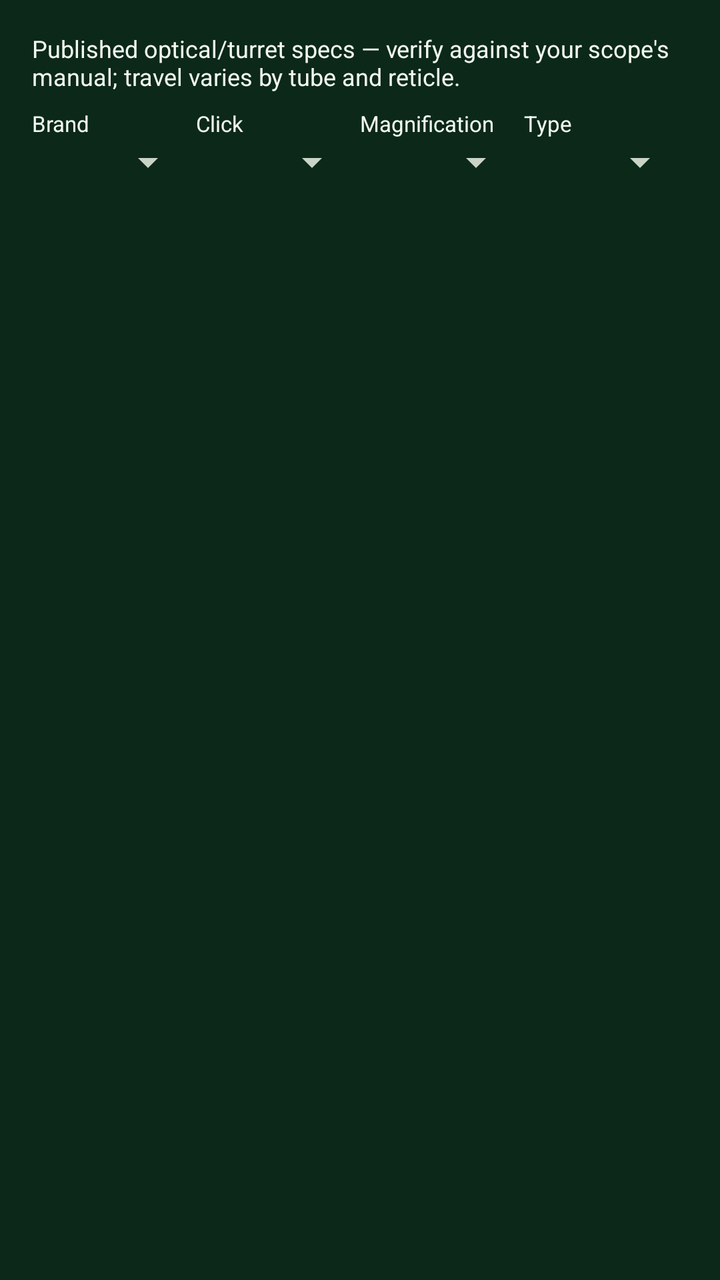
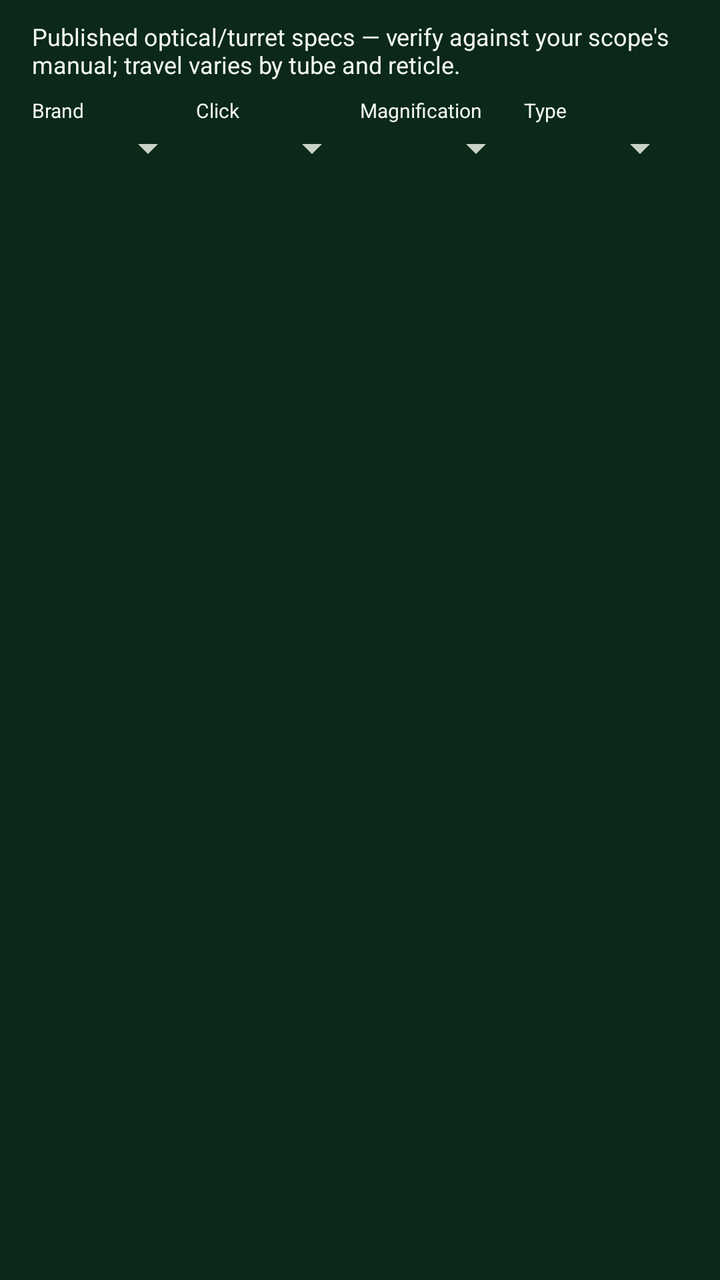

Before-and-after screenshots of an Android layout around one commit, followed by the original layout XML and the change that was made.
<!-- AndroidManifest.xml: application theme Theme.STS -->
<!-- res/layout/dialog_scope_catalog.xml -->
<?xml version="1.0" encoding="utf-8"?>
<LinearLayout xmlns:android="http://schemas.android.com/apk/res/android"
    android:layout_width="match_parent" android:layout_height="wrap_content"
    android:orientation="vertical" android:padding="16dp">
    <TextView android:textColor="?android:attr/textColorPrimary" android:text="Published optical/turret specs — verify against your scope's manual; travel varies by tube and reticle."
        android:textSize="12sp" android:layout_marginBottom="8dp"
        android:layout_width="match_parent" android:layout_height="wrap_content"/>
    <LinearLayout android:layout_width="match_parent" android:layout_height="wrap_content" android:orientation="horizontal">
        <LinearLayout android:layout_width="0dp" android:layout_weight="1" android:layout_height="wrap_content" android:orientation="vertical">
            <TextView android:textColor="?android:attr/textColorPrimary" android:text="Brand" android:textSize="11sp" android:layout_width="wrap_content" android:layout_height="wrap_content"/>
            <Spinner android:id="@+id/spScBrand" android:layout_width="match_parent" android:layout_height="wrap_content"/>
        </LinearLayout>
        <LinearLayout android:layout_width="0dp" android:layout_weight="1" android:layout_height="wrap_content" android:orientation="vertical">
            <TextView android:textColor="?android:attr/textColorPrimary" android:text="Click" android:textSize="11sp" android:layout_width="wrap_content" android:layout_height="wrap_content"/>
            <Spinner android:id="@+id/spScClick" android:layout_width="match_parent" android:layout_height="wrap_content"/>
        </LinearLayout>
        <LinearLayout android:layout_width="0dp" android:layout_weight="1" android:layout_height="wrap_content" android:orientation="vertical">
            <TextView android:textColor="?android:attr/textColorPrimary" android:text="Magnification" android:textSize="11sp" android:layout_width="wrap_content" android:layout_height="wrap_content"/>
            <Spinner android:id="@+id/spScMag" android:layout_width="match_parent" android:layout_height="wrap_content"/>
        </LinearLayout>
        <LinearLayout android:layout_width="0dp" android:layout_weight="1" android:layout_height="wrap_content" android:orientation="vertical">
            <TextView android:textColor="?android:attr/textColorPrimary" android:text="Type" android:textSize="11sp" android:layout_width="wrap_content" android:layout_height="wrap_content"/>
            <Spinner android:id="@+id/spScFamily" android:layout_width="match_parent" android:layout_height="wrap_content"/>
        </LinearLayout>
    </LinearLayout>
    <TextView android:textColor="?android:attr/textColorSecondary" android:id="@+id/tvScCount" android:textSize="11sp" android:layout_marginTop="6dp"
        android:layout_width="wrap_content" android:layout_height="wrap_content"/>
    <ListView android:id="@+id/lvScResults"
        android:layout_width="match_parent" android:layout_height="320dp" android:layout_marginTop="4dp"/>
</LinearLayout>
<!-- resources referenced by this layout -->
<resources>
  <style name="Theme.STS" parent="Theme.STS.Dark" />
  <style name="Theme.STS.Dark" parent="Theme.STS.Base">
          <item name="android:windowBackground">@color/dark_bg</item>
          <item name="colorSurface">@color/dark_surface</item>
          <item name="colorPrimary">@color/dark_accent</item>
          <item name="colorSecondary">@color/dark_accent</item>
          <item name="colorAccent">@color/dark_accent</item>
          <item name="colorOnPrimary">@color/dark_on_accent</item>
          <item name="colorOnSecondary">@color/dark_on_accent</item>
          <item name="android:colorBackground">@color/dark_surface</item>
          <item name="android:textColorPrimary">@color/dark_text</item>
          <item name="android:textColorSecondary">@color/dark_text_dim</item>
          <item name="android:textColorTertiary">#C9D4C6</item>
          <item name="android:textColorHint">#A6B2A4</item>
          <item name="colorOnSurface">@color/dark_text</item>
          <item name="colorOnBackground">@color/dark_text</item>
      </style>
  <style name="Theme.STS.Base" parent="Theme.MaterialComponents.NoActionBar">
          <item name="android:statusBarColor">@color/dark_bg</item>
      </style>
  <color name="dark_bg">#0B2818</color>
  <color name="dark_surface">#124024</color>
  <color name="dark_accent">#C9A24B</color>
  <color name="dark_on_accent">#141008</color>
  <color name="dark_text">#F2F7F0</color>
  <color name="dark_text_dim">#C9D4C6</color>
</resources>

<!-- the commit's change to res/layout/dialog_scope_catalog.xml (unified diff, before → after) -->
@@ -1,30 +1,33 @@
 <?xml version="1.0" encoding="utf-8"?>
 <LinearLayout xmlns:android="http://schemas.android.com/apk/res/android"
     android:layout_width="match_parent" android:layout_height="wrap_content"
-    android:orientation="vertical" android:padding="16dp">
+    android:orientation="vertical" android:paddingStart="16dp"
+    android:paddingEnd="16dp"
+    android:paddingTop="10dp"
+    android:paddingBottom="8dp">
     <TextView android:textColor="?android:attr/textColorPrimary" android:text="Published optical/turret specs — verify against your scope's manual; travel varies by tube and reticle."
         android:textSize="12sp" android:layout_marginBottom="8dp"
         android:layout_width="match_parent" android:layout_height="wrap_content"/>
     <LinearLayout android:layout_width="match_parent" android:layout_height="wrap_content" android:orientation="horizontal">
         <LinearLayout android:layout_width="0dp" android:layout_weight="1" android:layout_height="wrap_content" android:orientation="vertical">
-            <TextView android:textColor="?android:attr/textColorPrimary" android:text="Brand" android:textSize="11sp" android:layout_width="wrap_content" android:layout_height="wrap_content"/>
+            <TextView android:textColor="?android:attr/textColorPrimary" android:text="Brand" android:textSize="10sp" android:layout_width="wrap_content" android:layout_height="wrap_content"/>
             <Spinner android:id="@+id/spScBrand" android:layout_width="match_parent" android:layout_height="wrap_content"/>
         </LinearLayout>
         <LinearLayout android:layout_width="0dp" android:layout_weight="1" android:layout_height="wrap_content" android:orientation="vertical">
-            <TextView android:textColor="?android:attr/textColorPrimary" android:text="Click" android:textSize="11sp" android:layout_width="wrap_content" android:layout_height="wrap_content"/>
+            <TextView android:textColor="?android:attr/textColorPrimary" android:text="Click" android:textSize="10sp" android:layout_width="wrap_content" android:layout_height="wrap_content"/>
             <Spinner android:id="@+id/spScClick" android:layout_width="match_parent" android:layout_height="wrap_content"/>
         </LinearLayout>
         <LinearLayout android:layout_width="0dp" android:layout_weight="1" android:layout_height="wrap_content" android:orientation="vertical">
-            <TextView android:textColor="?android:attr/textColorPrimary" android:text="Magnification" android:textSize="11sp" android:layout_width="wrap_content" android:layout_height="wrap_content"/>
+            <TextView android:textColor="?android:attr/textColorPrimary" android:text="Magnification" android:textSize="10sp" android:layout_width="wrap_content" android:layout_height="wrap_content"/>
             <Spinner android:id="@+id/spScMag" android:layout_width="match_parent" android:layout_height="wrap_content"/>
         </LinearLayout>
         <LinearLayout android:layout_width="0dp" android:layout_weight="1" android:layout_height="wrap_content" android:orientation="vertical">
-            <TextView android:textColor="?android:attr/textColorPrimary" android:text="Type" android:textSize="11sp" android:layout_width="wrap_content" android:layout_height="wrap_content"/>
+            <TextView android:textColor="?android:attr/textColorPrimary" android:text="Type" android:textSize="10sp" android:layout_width="wrap_content" android:layout_height="wrap_content"/>
             <Spinner android:id="@+id/spScFamily" android:layout_width="match_parent" android:layout_height="wrap_content"/>
         </LinearLayout>
     </LinearLayout>
-    <TextView android:textColor="?android:attr/textColorSecondary" android:id="@+id/tvScCount" android:textSize="11sp" android:layout_marginTop="6dp"
+    <TextView android:textColor="?android:attr/textColorSecondary" android:id="@+id/tvScCount" android:textSize="10sp" android:layout_marginTop="6dp"
         android:layout_width="wrap_content" android:layout_height="wrap_content"/>
     <ListView android:id="@+id/lvScResults"
-        android:layout_width="match_parent" android:layout_height="320dp" android:layout_marginTop="4dp"/>
+        android:layout_width="match_parent" android:layout_height="400dp" android:layout_marginTop="4dp"/>
 </LinearLayout>
